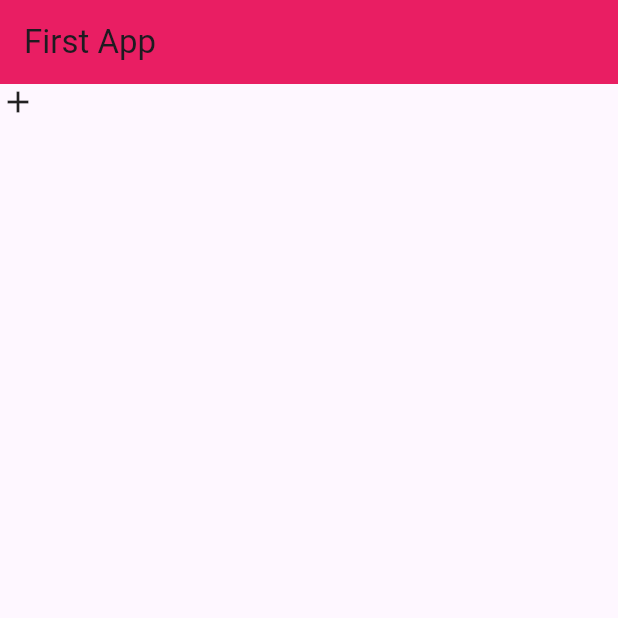
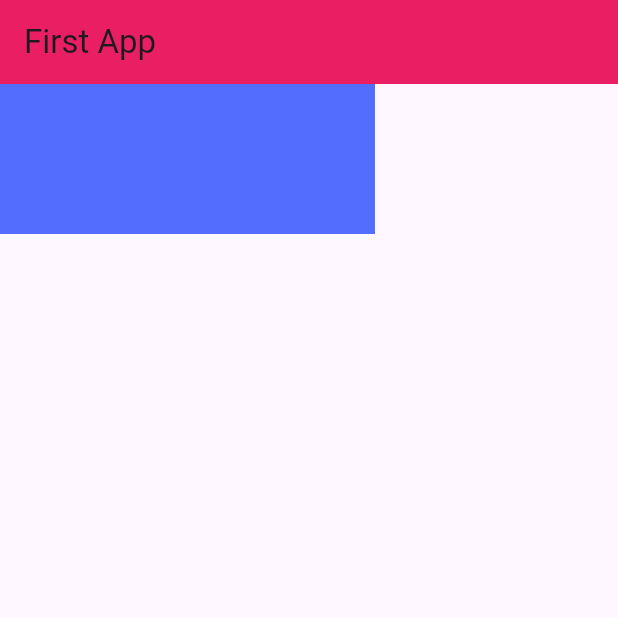
Before and after one commit to PrathibhaSithu/Flutter-Learn, a Flutter app: the screen it shows after launch, on a phone screen of 412 x 824 dp, the top half of it. Run offline on Flutter 3.47's test engine with Material 3 defaults, Android fonts, the phone set to English and light mode, and no system bars.

Commit message:
Update main.dart

```diff
--- a/newfproj/lib/main.dart
+++ b/newfproj/lib/main.dart
@@ -17,7 +17,11 @@ class MyApp extends StatelessWidget {
           title: const Text("First App"),
           backgroundColor: Colors.pink,
         ),
-        body: const Icon(Icons.add),
+        body: Container(
+          height: 100,
+          width: 250,
+          color: Colors.indigoAccent,
+        ),
       ),
     );
   }
```
